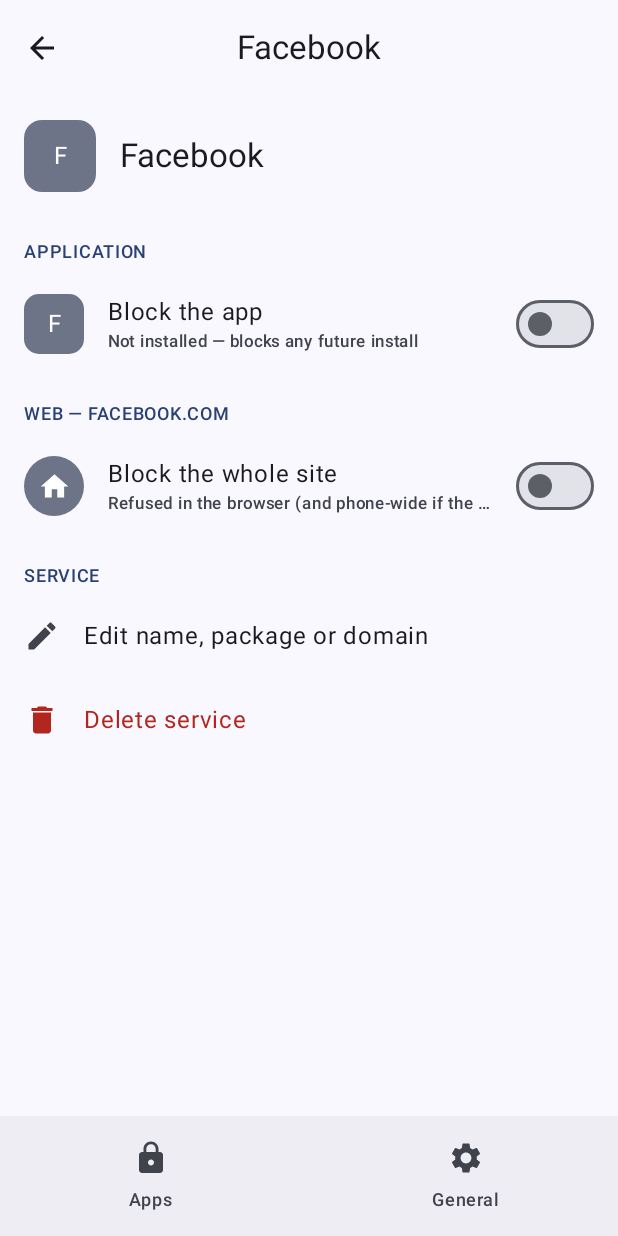
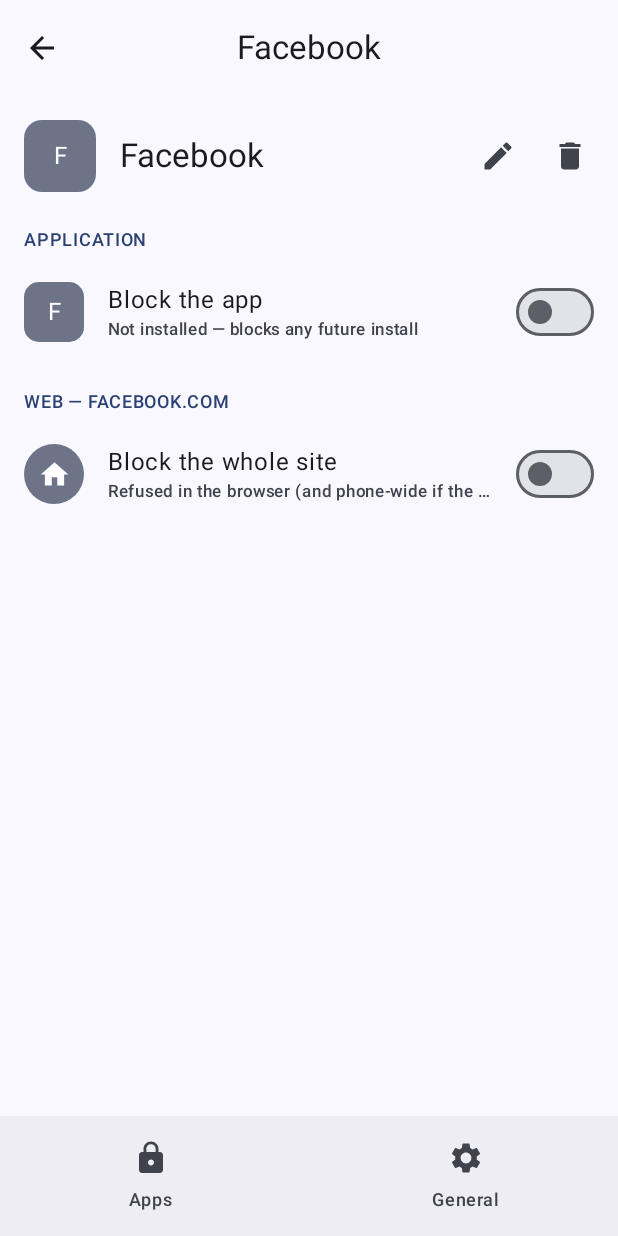
Before and after one commit to lakonguina/TSTFAASAOPWSW, an Android app built with Jetpack Compose: the composable BlockHost shown on its own in the app's theme, after a tap on an icon or button, on a phone screen of 412 x 824 dp. Run offline under Robolectric (Android 15) with nearby library versions, the phone set to English and light mode, and no system bars.

Commit message:
Move service edit/delete to discreet header icons

```diff
--- a/app/src/main/java/com/tstfaasaopwsw/ServiceDetailScreen.kt
+++ b/app/src/main/java/com/tstfaasaopwsw/ServiceDetailScreen.kt
@@ -1,10 +1,10 @@
 package com.tstfaasaopwsw
 
-import androidx.compose.foundation.clickable
 import androidx.compose.foundation.layout.Column
 import androidx.compose.foundation.layout.Row
 import androidx.compose.foundation.layout.Spacer
 import androidx.compose.foundation.layout.fillMaxSize
+import androidx.compose.foundation.layout.fillMaxWidth
 import androidx.compose.foundation.layout.padding
 import androidx.compose.foundation.layout.width
 import androidx.compose.foundation.rememberScrollState
@@ -14,7 +14,7 @@ import androidx.compose.material.icons.filled.Delete
 import androidx.compose.material.icons.filled.Edit
 import androidx.compose.material3.ExperimentalMaterial3Api
 import androidx.compose.material3.Icon
-import androidx.compose.material3.ListItem
+import androidx.compose.material3.IconButton
 import androidx.compose.material3.MaterialTheme
 import androidx.compose.material3.ModalBottomSheet
 import androidx.compose.material3.Text
@@ -45,10 +45,17 @@ internal fun ServiceDetailScreen(service: ServiceInfo, snap: Snapshot, refresh:
     var editing by rememberSaveable { mutableStateOf(false) }
 
     Column(Modifier.fillMaxSize().verticalScroll(rememberScrollState())) {
-        Row(Modifier.padding(16.dp), verticalAlignment = Alignment.CenterVertically) {
+        Row(Modifier.fillMaxWidth().padding(16.dp, 16.dp, 8.dp, 8.dp), verticalAlignment = Alignment.CenterVertically) {
             ServiceIcon(service, 48.dp)
             Spacer(Modifier.width(16.dp))
-            Text(service.label, style = MaterialTheme.typography.titleLarge)
+            Text(service.label, style = MaterialTheme.typography.titleLarge, modifier = Modifier.weight(1f))
+            if (service.editable) {
+                val tint = MaterialTheme.colorScheme.onSurfaceVariant
+                IconButton(onClick = { editing = true }) { Icon(Icons.Filled.Edit, "Edit", tint = tint) }
+                if (service.deletable) IconButton(onClick = { store.removeService(service.key); refresh() }) {
+                    Icon(Icons.Filled.Delete, "Delete", tint = tint)
+                }
+            }
         }
 
         if (service.packages.isNotEmpty()) {
@@ -94,20 +101,6 @@ internal fun ServiceDetailScreen(service: ServiceInfo, snap: Snapshot, refresh:
                 )
             }
         }
-
-        if (service.editable) {
-            SectionHeader("Service")
-            ListItem(
-                modifier = Modifier.clickable { editing = true },
-                leadingContent = { Icon(Icons.Filled.Edit, null) },
-                headlineContent = { Text("Edit name, package or domain") },
-            )
-            if (service.deletable) ListItem(
-                modifier = Modifier.clickable { store.removeService(service.key); refresh() },
-                leadingContent = { Icon(Icons.Filled.Delete, null, tint = MaterialTheme.colorScheme.error) },
-                headlineContent = { Text("Delete service", color = MaterialTheme.colorScheme.error) },
-            )
-        }
     }
 
     if (editing) {
```
